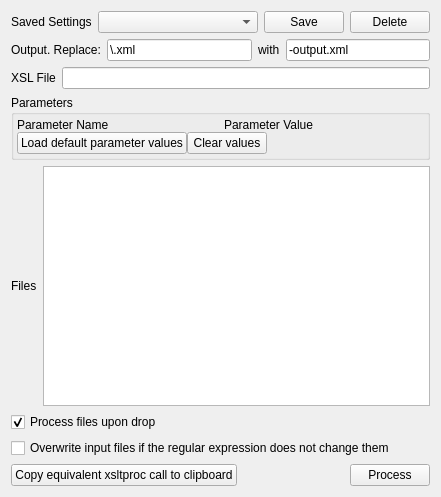
Old version of the form xslexpress.ui in the repository adamb924/XSLExpress.
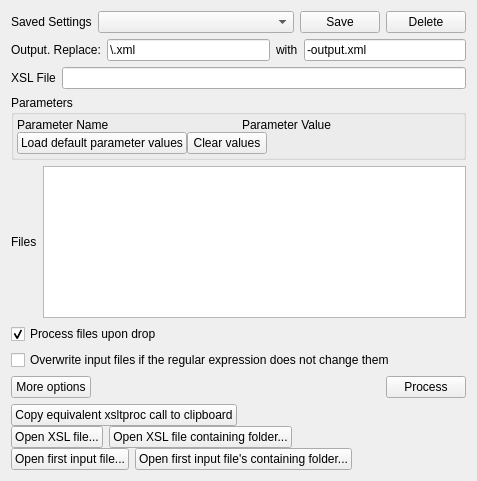
New version of the form. Custom widgets are drawn as their Qt base class.

```diff
--- a/xslexpress.ui
+++ b/xslexpress.ui
@@ -6,8 +6,8 @@
    <rect>
     <x>0</x>
     <y>0</y>
-    <width>441</width>
-    <height>497</height>
+    <width>477</width>
+    <height>481</height>
    </rect>
   </property>
   <property name="sizePolicy">
@@ -269,9 +269,12 @@
      <item>
       <layout class="QHBoxLayout" name="processLayout">
        <item>
-        <widget class="QPushButton" name="copyButton">
+        <widget class="QPushButton" name="moreButton">
          <property name="text">
-          <string>Copy equivalent xsltproc call to clipboard</string>
+          <string>More options</string>
+         </property>
+         <property name="checkable">
+          <bool>true</bool>
          </property>
         </widget>
        </item>
@@ -299,6 +302,113 @@
      </item>
     </layout>
    </item>
+   <item>
+    <widget class="QWidget" name="extensionWidget" native="true">
+     <layout class="QVBoxLayout" name="extensionLayout">
+      <property name="spacing">
+       <number>0</number>
+      </property>
+      <property name="leftMargin">
+       <number>0</number>
+      </property>
+      <property name="topMargin">
+       <number>0</number>
+      </property>
+      <property name="rightMargin">
+       <number>0</number>
+      </property>
+      <property name="bottomMargin">
+       <number>0</number>
+      </property>
+      <item>
+       <layout class="QHBoxLayout" name="horizontalLayout_4">
+        <item>
+         <widget class="QPushButton" name="copyButton">
+          <property name="text">
+           <string>Copy equivalent xsltproc call to clipboard</string>
+          </property>
+         </widget>
+        </item>
+        <item>
+         <spacer name="horizontalSpacer_5">
+          <property name="orientation">
+           <enum>Qt::Horizontal</enum>
+          </property>
+          <property name="sizeHint" stdset="0">
+           <size>
+            <width>40</width>
+            <height>20</height>
+           </size>
+          </property>
+         </spacer>
+        </item>
+       </layout>
+      </item>
+      <item>
+       <layout class="QHBoxLayout" name="horizontalLayout_2">
+        <item>
+         <widget class="QPushButton" name="openXslFileButton">
+          <property name="text">
+           <string>Open XSL file...</string>
+          </property>
+         </widget>
+        </item>
+        <item>
+         <widget class="QPushButton" name="openXslFileFolderButton">
+          <property name="text">
+           <string>Open XSL file containing folder...</string>
+          </property>
+         </widget>
+        </item>
+        <item>
+         <spacer name="horizontalSpacer_3">
+          <property name="orientation">
+           <enum>Qt::Horizontal</enum>
+          </property>
+          <property name="sizeHint" stdset="0">
+           <size>
+            <width>40</width>
+            <height>20</height>
+           </size>
+          </property>
+         </spacer>
+        </item>
+       </layout>
+      </item>
+      <item>
+       <layout class="QHBoxLayout" name="horizontalLayout_3">
+        <item>
+         <widget class="QPushButton" name="openFirstInputFileButton">
+          <property name="text">
+           <string>Open first input file...</string>
+          </property>
+         </widget>
+        </item>
+        <item>
+         <widget class="QPushButton" name="openFirstInputFileFolderButton">
+          <property name="text">
+           <string>Open first input file's containing folder...</string>
+          </property>
+         </widget>
+        </item>
+        <item>
+         <spacer name="horizontalSpacer_4">
+          <property name="orientation">
+           <enum>Qt::Horizontal</enum>
+          </property>
+          <property name="sizeHint" stdset="0">
+           <size>
+            <width>40</width>
+            <height>20</height>
+           </size>
+          </property>
+         </spacer>
+        </item>
+       </layout>
+      </item>
+     </layout>
+    </widget>
+   </item>
   </layout>
  </widget>
  <layoutdefault spacing="6" margin="11"/>
```
